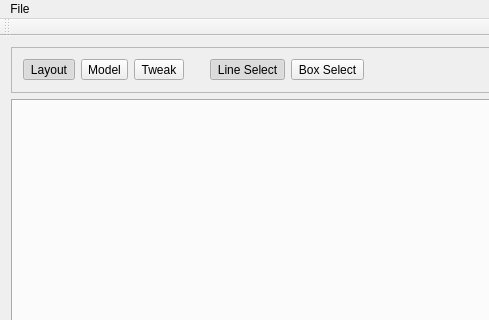
Qt form src/sunshine.ui (strattonbrazil/Sunshine) before a commit; both pictures show x 0 to 489 and y 0 to 320 of the 1035 by 614 pixel window.
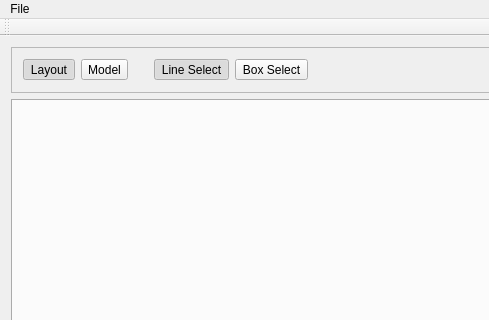
The same form after that commit.

Commit message: Changed work modes to two modes (tweak will be a modeling tool), fixed edge rendering to not render edges not part of face edges, added vertex shader for rendeiring points, started work on line selection including preselection highlighting of faces

What changed in the file:
```diff
--- a/src/sunshine.ui
+++ b/src/sunshine.ui
@@ -59,19 +59,6 @@
          </attribute>
         </widget>
        </item>
-       <item>
-        <widget class="QToolButton" name="tweakModeButton">
-         <property name="text">
-          <string>Tweak</string>
-         </property>
-         <property name="checkable">
-          <bool>true</bool>
-         </property>
-         <attribute name="buttonGroup">
-          <string>modeButtonGroup</string>
-         </attribute>
-        </widget>
-       </item>
        <item>
         <spacer name="horizontalSpacer_2">
          <property name="orientation">
```
The commit also changes 14 other files.
